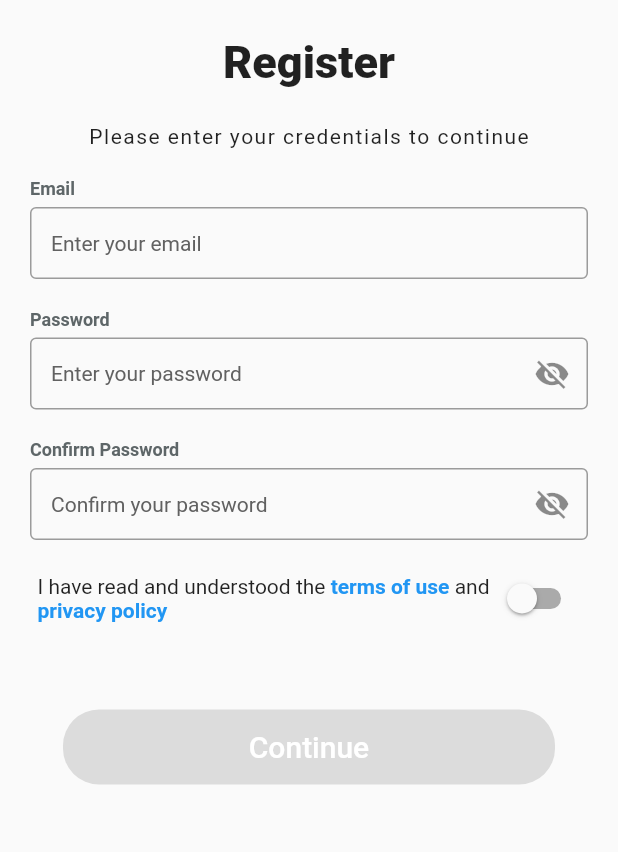
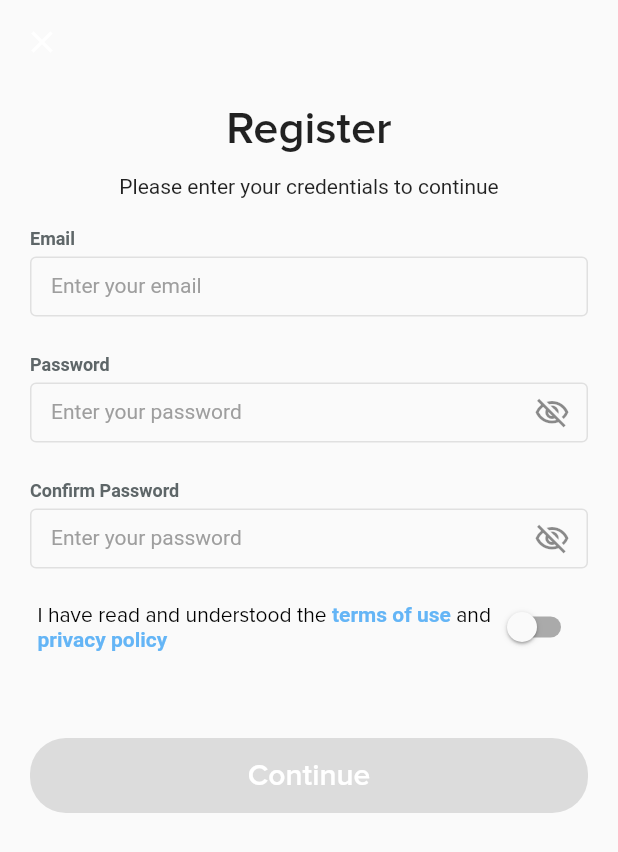
Before and after one commit to JobCuta/CIS-9340-Thesis, a Flutter app: the RegisterWidget screen opened directly, on a phone screen of 412 x 824 dp. Shown: the top 852 px of the screen. Run offline on Flutter 3.47's test engine with Material 2 defaults, Android fonts, the phone set to English and light mode, and no system bars; our stand-ins replace animated_text_kit, circular_countdown_timer, email_validator, flutter_secure_storage, get, multi_select_flutter and 3 more; missing offline and left inert: shake; accounts and stored records are empty; Roboto replaces fonts that are missing (Body 2, Header 5).

Commit message:
fixed  register screen, create account screen to follow

```diff
--- a/lib/screens/onboarding/login_registration/RegisterScreen.dart
+++ b/lib/screens/onboarding/login_registration/RegisterScreen.dart
@@ -54,26 +54,43 @@ class _RegisterState extends State<RegisterWidget> {
 
   @override
   Widget build(BuildContext context) {
-    return ListView(
+    return Scaffold(
+      body: Stack(children: <Widget>[
+        Scaffold(
+          appBar: AppBar(
+            automaticallyImplyLeading: true,
+            leading: IconButton(
+              icon: const Icon(
+                Icons.close,
+                color: Colors.white,
+              ),
+              onPressed: () {
+                Get.back();
+              },
+            ),
+            backgroundColor: Colors.transparent,
+            elevation: 0.0,
+          ),
+          body: ListView(
             children: <Widget>[
               const Padding(
-          padding: EdgeInsets.all(24.0),
+                padding: EdgeInsets.only(top: 15.0),
                 child: Center(
                     child: Text(
                   'Register',
                   style: TextStyle(
-                fontWeight: FontWeight.w800,
+                      fontWeight: FontWeight.w600,
                       fontSize: 30,
-                fontFamily: 'Header 5'),
+                      fontFamily: 'Proxima Nova'),
                 )),
               ),
+              const SizedBox(height: 15.0,),
               const Center(
                 child: Text(
                   'Please enter your credentials to continue',
                   style: TextStyle(
                     fontWeight: FontWeight.w400,
                     fontSize: 14,
-              letterSpacing: 1,
                     fontFamily: 'Body 2',
                   ),
                 ),
@@ -88,32 +105,31 @@ class _RegisterState extends State<RegisterWidget> {
                   child: Column(
                     children: <Widget>[
                       Row(
-                  children: const [
+                        children: [
                           Text(
                             'Email',
-                      style: TextStyle(
-                          fontSize: 12,
-                          fontWeight: FontWeight.w700,
-                          color: Color.fromRGBO(94, 102, 104, 1)),
-                    ),
+                            style: captionTextStyle()),
                         ],
                       ),
                       const SizedBox(
                         height: 5.0,
                       ),
-                TextFormField(
+                      SizedBox(
+                        height: 40.0,
+                        child: TextFormField(
                           style: const TextStyle(
                             fontSize: 14.0,
                           ),
                           decoration: InputDecoration(
                             border: const OutlineInputBorder(),
                             hintText: 'Enter your email',
-                    hintStyle: TextStyle(
-                      fontWeight: FontWeight.w400,
-                      color: Colors.grey[700],
+                            hintStyle: hintTextStyle(),
+                            contentPadding: const EdgeInsets.symmetric(vertical: 13.0, horizontal: 14.0),
+                            enabledBorder: OutlineInputBorder(
+                                borderSide: BorderSide(
+                                  color: Colors.grey.shade300,
+                                )
                             ),
-                    contentPadding: const EdgeInsets.symmetric(
-                        vertical: 13.0, horizontal: 14.0),
                           ),
                           validator: (input) {
                             if (input == null || input.isEmpty) {
@@ -130,24 +146,23 @@ class _RegisterState extends State<RegisterWidget> {
                             setState(() => email = val);
                           },
                         ),
+                      ),
                       const SizedBox(
-                  height: 20.0,
+                        height: 25.0,
                       ),
                       Row(
-                  children: const [
+                        children: [
                           Text(
                             'Password',
-                      style: TextStyle(
-                          fontSize: 12,
-                          fontWeight: FontWeight.w700,
-                          color: Color.fromRGBO(94, 102, 104, 1)),
-                    ),
+                            style: captionTextStyle()),
                         ],
                       ),
                       const SizedBox(
                         height: 5.0,
                       ),
-                TextFormField(
+                      SizedBox(
+                        height: 40.0,
+                        child: TextFormField(
                           inputFormatters: [
                             FilteringTextInputFormatter.deny(RegExp('[ ]')),
                           ],
@@ -158,16 +173,17 @@ class _RegisterState extends State<RegisterWidget> {
                           decoration: InputDecoration(
                             border: const OutlineInputBorder(),
                             hintText: 'Enter your password',
-                    hintStyle: TextStyle(
-                      fontWeight: FontWeight.w400,
-                      color: Colors.grey[700],
+                            hintStyle: hintTextStyle(),
+                            contentPadding: const EdgeInsets.symmetric(vertical: 13.0, horizontal: 14.0),
+                            enabledBorder: OutlineInputBorder(
+                                borderSide: BorderSide(
+                                  color: Colors.grey.shade300,
+                                )
                             ),
-                    contentPadding: const EdgeInsets.symmetric(
-                        vertical: 13.0, horizontal: 14.0),
                             suffixIcon: IconButton(
                               icon: Icon(isPasswordVisible
-                          ? Icons.visibility_off
-                          : Icons.visibility),
+                                  ? Icons.visibility_off_outlined
+                                  : Icons.visibility_outlined),
                               onPressed: () {
                                 setState(() {
                                   isPasswordVisible = !isPasswordVisible;
@@ -186,24 +202,23 @@ class _RegisterState extends State<RegisterWidget> {
                           },
                           onChanged: (val) => password = val,
                         ),
+                      ),
                       const SizedBox(
-                  height: 20.0,
+                        height: 25.0,
                       ),
                       Row(
-                  children: const [
+                        children: [
                           Text(
                             'Confirm Password',
-                      style: TextStyle(
-                          fontSize: 12,
-                          fontWeight: FontWeight.w700,
-                          color: Color.fromRGBO(94, 102, 104, 1)),
-                    ),
+                            style: captionTextStyle())
                         ],
                       ),
                       const SizedBox(
                         height: 5.0,
                       ),
-                TextFormField(
+                      SizedBox(
+                        height: 40.0,
+                        child: TextFormField(
                           inputFormatters: [
                             FilteringTextInputFormatter.deny(RegExp('[ ]')),
                           ],
@@ -213,17 +228,18 @@ class _RegisterState extends State<RegisterWidget> {
                           ),
                           decoration: InputDecoration(
                             border: const OutlineInputBorder(),
-                    hintText: 'Confirm your password',
-                    hintStyle: TextStyle(
-                      fontWeight: FontWeight.w400,
-                      color: Colors.grey[700],
+                            hintText: 'Enter your password',
+                            hintStyle: hintTextStyle(),
+                            contentPadding: const EdgeInsets.symmetric(vertical: 13.0, horizontal: 14.0),
+                            enabledBorder: OutlineInputBorder(
+                                borderSide: BorderSide(
+                                  color: Colors.grey.shade300,
+                                )
                             ),
-                    contentPadding: const EdgeInsets.symmetric(
-                        vertical: 13.0, horizontal: 14.0),
                             suffixIcon: IconButton(
                               icon: Icon(isPasswordVisible2
-                          ? Icons.visibility_off
-                          : Icons.visibility),
+                                  ? Icons.visibility_off_outlined
+                                  : Icons.visibility_outlined),
                               onPressed: () {
                                 setState(() {
                                   isPasswordVisible2 = !isPasswordVisible2;
@@ -242,6 +258,7 @@ class _RegisterState extends State<RegisterWidget> {
                           },
                           onChanged: (val) => confirmPassword = val,
                         ),
+                      ),
                       const SizedBox(
                         height: 15.0,
                       ),
@@ -255,19 +272,22 @@ class _RegisterState extends State<RegisterWidget> {
                                   child: RichText(
                                     text: TextSpan(
                                       text: 'I have read and understood the ',
-                                style: DefaultTextStyle.of(context).style,
-                                children: const <TextSpan>[
+                                      style: const TextStyle(
+                                        fontFamily: 'Proxima Nova',
+                                        color: Colors.black,
+                                      ),
+                                      children: <TextSpan>[
                                         TextSpan(
                                             text: 'terms of use',
                                             style: TextStyle(
                                                 fontWeight: FontWeight.bold,
-                                          color: Colors.blue)),
-                                  TextSpan(text: ' and '),
+                                                color: Colors.blue[300])),
+                                        const TextSpan(text: ' and '),
                                         TextSpan(
                                             text: 'privacy policy',
                                             style: TextStyle(
                                                 fontWeight: FontWeight.bold,
-                                          color: Colors.blue)),
+                                                color: Colors.blue[300])),
                                       ],
                                     ),
                                   ),
@@ -291,7 +311,7 @@ class _RegisterState extends State<RegisterWidget> {
                         height: 50.0,
                       ),
                       SizedBox(
-                  width: 328,
+                        width: MediaQuery.of(context).size.width,
                         height: 50,
                         child: ElevatedButton(
                           style: ElevatedButton.styleFrom(
@@ -299,13 +319,16 @@ class _RegisterState extends State<RegisterWidget> {
                               borderRadius: BorderRadius.circular(24),
                             ),
                             padding: const EdgeInsets.all(10),
-                      primary: Colors.green,
+                            primary: Colors.green[400],
+                            onSurface: Colors.grey[700],
                           ),
                           child: const Text(
                             'Continue',
                             style: TextStyle(
                               fontSize: 20,
                               color: Colors.white,
+                              fontFamily: 'Proxima Nova',
+                              fontWeight: FontWeight.w600,
                             ),
                           ),
                           onPressed: isSwitched
@@ -332,11 +355,30 @@ class _RegisterState extends State<RegisterWidget> {
                               : null,
                         ),
                       ),
+                      const SizedBox(height: 25,)
                     ],
                   ),
                 ),
               ),
             ],
+          ),
+        ),
+      ]),
+    );
+  }
+
+  TextStyle captionTextStyle() {
+    return const TextStyle(
+        fontSize: 12,
+        fontWeight: FontWeight.w700,
+        color: Color.fromRGBO(94, 102, 104, 1)
+    );
+  }
+
+  TextStyle hintTextStyle() {
+    return TextStyle(
+      fontWeight: FontWeight.w400,
+      color: Colors.grey[500],
     );
   }
 }
```
Also changed, not shown: lib/screens/onboarding/login_registration/CreateAccountScreen.dart (+21 -9 lines), lib/screens/onboarding/login_registration/LoginScreen.dart (+25 -24 lines). Lines whose indentation alone changed are shown as unchanged.
